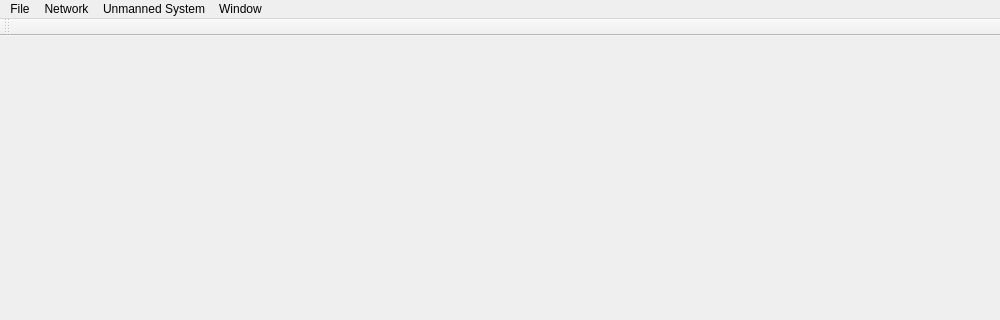
Above: src/ui/MainWindow.ui from mavlink/qgroundcontrol before the change; both pictures show x 0 to 1000 and y 0 to 320 of the 1000 by 800 pixel window. Below: the same form after it.
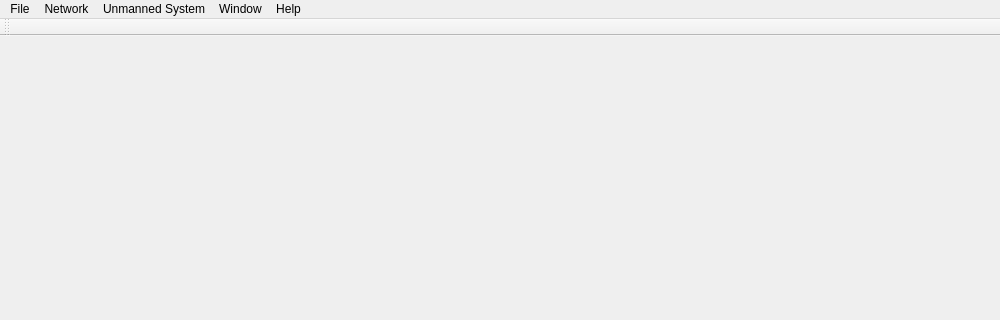
That is the form after the change. Icons and pictures are not drawn.

What changed in the file:
```diff
--- a/src/ui/MainWindow.ui
+++ b/src/ui/MainWindow.ui
@@ -35,7 +35,7 @@
      <x>0</x>
      <y>0</y>
      <width>1000</width>
-     <height>25</height>
+     <height>22</height>
     </rect>
    </property>
    <widget class="QMenu" name="menuMGround">
@@ -78,10 +78,19 @@
     <addaction name="actionShow_full_view"/>
     <addaction name="actionStyleConfig"/>
    </widget>
+   <widget class="QMenu" name="menuHelp">
+    <property name="title">
+     <string>Help</string>
+    </property>
+    <addaction name="actionOnline_documentation"/>
+    <addaction name="actionProject_Roadmap"/>
+    <addaction name="actionCredits_Developers"/>
+   </widget>
    <addaction name="menuMGround"/>
    <addaction name="menuNetwork"/>
    <addaction name="menuUnmanned_System"/>
    <addaction name="menuWindow"/>
+   <addaction name="menuHelp"/>
   </widget>
   <widget class="QToolBar" name="mainToolBar">
    <attribute name="toolBarArea">
```
Left out of the diff: 37 changed lines with no effect on the pictures.
